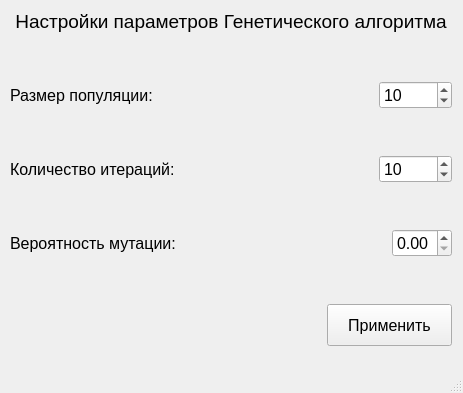
Old version of the form forms/settings/settings.ui in the repository Schuka48/Graph_Search.
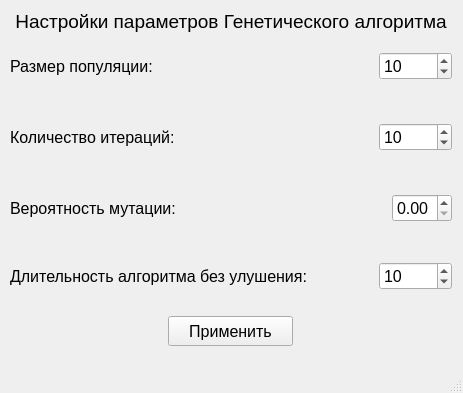
New version of the form.

Patch:
```diff
--- a/forms/settings/settings.ui
+++ b/forms/settings/settings.ui
@@ -14,7 +14,7 @@
    <string>MainWindow</string>
   </property>
   <widget class="QWidget" name="centralwidget">
-   <widget class="QWidget" name="">
+   <widget class="QWidget" name="layoutWidget">
     <property name="geometry">
      <rect>
       <x>10</x>
@@ -228,15 +228,24 @@
       </spacer>
      </item>
      <item>
-      <layout class="QHBoxLayout" name="horizontalLayout_3">
+      <layout class="QHBoxLayout" name="horizontalLayout_5">
        <item>
-        <spacer name="horizontalSpacer_3">
+        <widget class="QLabel" name="label_5">
+         <property name="font">
+          <font>
+           <pointsize>12</pointsize>
+          </font>
+         </property>
+         <property name="text">
+          <string>Длительность алгоритма без улушения:</string>
+         </property>
+        </widget>
+       </item>
+       <item>
+        <spacer name="horizontalSpacer_5">
          <property name="orientation">
           <enum>Qt::Horizontal</enum>
          </property>
-         <property name="sizeType">
-          <enum>QSizePolicy::Expanding</enum>
-         </property>
          <property name="sizeHint" stdset="0">
           <size>
            <width>40</width>
@@ -246,6 +255,41 @@
         </spacer>
        </item>
        <item>
+        <widget class="QSpinBox" name="spinBox_3">
+         <property name="font">
+          <font>
+           <pointsize>12</pointsize>
+          </font>
+         </property>
+         <property name="maximum">
+          <number>10000</number>
+         </property>
+         <property name="value">
+          <number>10</number>
+         </property>
+        </widget>
+       </item>
+      </layout>
+     </item>
+     <item>
+      <spacer name="horizontalSpacer_3">
+       <property name="orientation">
+        <enum>Qt::Horizontal</enum>
+       </property>
+       <property name="sizeType">
+        <enum>QSizePolicy::Expanding</enum>
+       </property>
+       <property name="sizeHint" stdset="0">
+        <size>
+         <width>40</width>
+         <height>20</height>
+        </size>
+       </property>
+      </spacer>
+     </item>
+     <item>
+      <layout class="QHBoxLayout" name="horizontalLayout_3">
+       <item>
         <widget class="QPushButton" name="pushButton">
          <property name="sizePolicy">
           <sizepolicy hsizetype="Fixed" vsizetype="Expanding">
```
Left out of the diff: 2 changed lines with no effect on the pictures.
